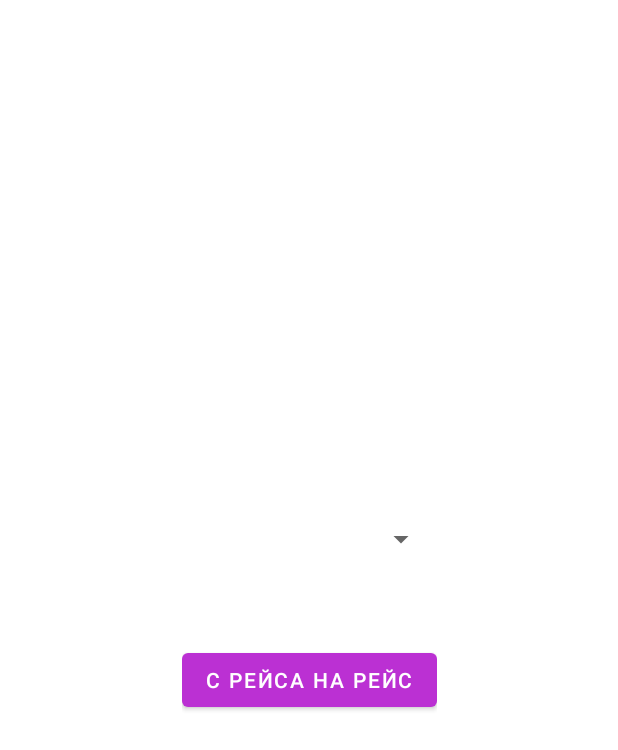
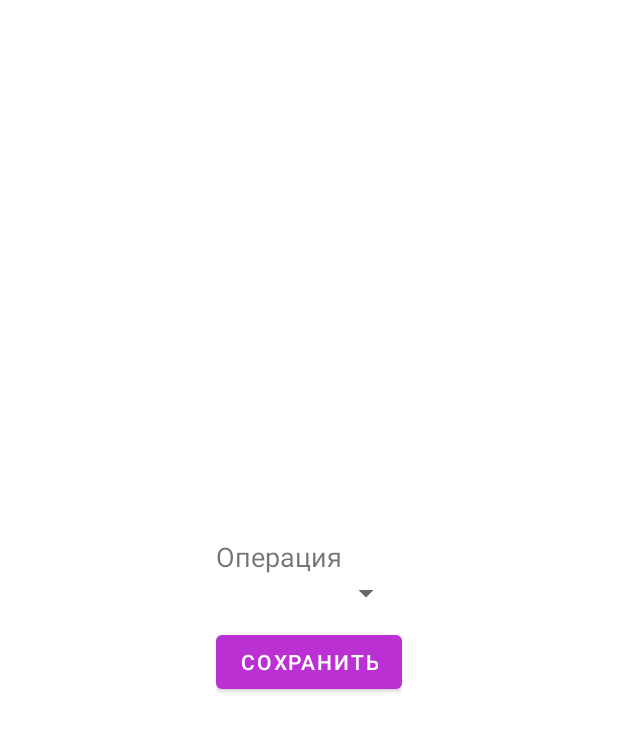
Before and after one commit to codedtj/logistics-android, an Android app: the layout fragment_select_action.xml on its own in the app's theme, with its tools: preview values and no code run, on a phone screen of 412 x 824 dp. Shown: the top 750 px of the screen. Run offline under Robolectric (Android 15) with nearby library versions, the phone set to English and light mode, and no system bars.

Commit message:
visibility gone

```diff
--- a/app/src/main/java/com/example/duoblogistics/ui/trips/actions/SelectActionFragment.kt
+++ b/app/src/main/java/com/example/duoblogistics/ui/trips/actions/SelectActionFragment.kt
@@ -80,16 +80,16 @@ class SelectActionFragment : Fragment(), KodeinAware {
         selectActionViewModel.selectedAction.observe(viewLifecycleOwner, {
             when (it) {
                 ACTION_BRANCH_TO_CAR -> {
-                    binding.tripsSpinner.visibility = View.INVISIBLE
-                    binding.branchesSpinner.visibility = View.INVISIBLE
+                    binding.tripsSpinnerLayout.visibility = View.GONE
+                    binding.branchesSpinnerLayout.visibility = View.GONE
                 }
                 ACTION_CAR_TO_BRANCH -> {
-                    binding.tripsSpinner.visibility = View.INVISIBLE
-                    binding.branchesSpinner.visibility = View.VISIBLE
+                    binding.tripsSpinnerLayout.visibility = View.GONE
+                    binding.branchesSpinnerLayout.visibility = View.VISIBLE
                 }
                 ACTION_CAR_TO_CAR -> {
-                    binding.tripsSpinner.visibility = View.VISIBLE
-                    binding.branchesSpinner.visibility = View.INVISIBLE
+                    binding.tripsSpinnerLayout.visibility = View.VISIBLE
+                    binding.branchesSpinnerLayout.visibility = View.GONE
                 }
             }
         })
--- a/app/src/main/res/layout/fragment_select_action.xml
+++ b/app/src/main/res/layout/fragment_select_action.xml
@@ -28,30 +28,71 @@
         <!--            android:layout_height="wrap_content"-->
         <!--            android:layout_marginTop="10dp"-->
         <!--            android:text="Выгрузить из машины на склад" />-->
+        <LinearLayout
+            android:id="@+id/actionsSpinnerLayout"
+            android:layout_width="match_parent"
+            android:layout_height="wrap_content"
+            android:orientation="vertical">
+
+            <TextView
+                android:textSize="18sp"
+                android:layout_width="match_parent"
+                android:layout_height="wrap_content"
+                android:text="@string/title_action" />
 
             <Spinner
                 android:id="@+id/actionsSpinner"
                 android:layout_width="match_parent"
                 android:layout_height="wrap_content" />
+        </LinearLayout>
+
+        <LinearLayout
+            android:layout_marginTop="20dp"
+            android:id="@+id/tripsSpinnerLayout"
+            android:layout_width="match_parent"
+            android:layout_height="wrap_content"
+            android:orientation="vertical"
+            android:visibility="gone">
+
+            <TextView
+                android:textSize="18sp"
+                android:layout_width="match_parent"
+                android:layout_height="wrap_content"
+                android:text="@string/title_trip" />
 
             <Spinner
-            android:visibility="invisible"
                 android:id="@+id/tripsSpinner"
                 android:layout_width="match_parent"
-            android:layout_height="wrap_content" />
+                android:layout_height="wrap_content"/>
+        </LinearLayout>
+
+
+        <LinearLayout
+            android:layout_marginTop="20dp"
+            android:id="@+id/branchesSpinnerLayout"
+            android:layout_width="match_parent"
+            android:layout_height="wrap_content"
+            android:orientation="vertical"
+            android:visibility="gone">
+
+            <TextView
+                android:textSize="18sp"
+                android:layout_width="match_parent"
+                android:layout_height="wrap_content"
+                android:text="@string/title_branch" />
 
             <Spinner
-            android:visibility="invisible"
                 android:id="@+id/branchesSpinner"
                 android:layout_width="match_parent"
-            android:layout_height="wrap_content" />
+                android:layout_height="wrap_content"/>
+        </LinearLayout>
 
         <Button
-            android:id="@+id/transferFromCarToCar"
+            android:id="@+id/saveActionBtn"
             android:layout_width="match_parent"
             android:layout_height="wrap_content"
             android:layout_marginTop="10dp"
-            android:text="C рейса на рейс" />
+            android:text="@string/title_save" />
 
     </LinearLayout>
 
--- a/app/src/main/res/values/strings.xml
+++ b/app/src/main/res/values/strings.xml
@@ -88,5 +88,8 @@
     <string name="trip_status_active">в пути</string>
     <string name="trip_status_scheduled">запланирован</string>
     <string name="title_actions">Операции</string>
+    <string name="title_action">Операция</string>
+    <string name="title_branch">Филиал</string>
+    <string name="title_save">Сохранить</string>
 
 </resources>
```
Lines whose indentation alone changed are shown as unchanged.
